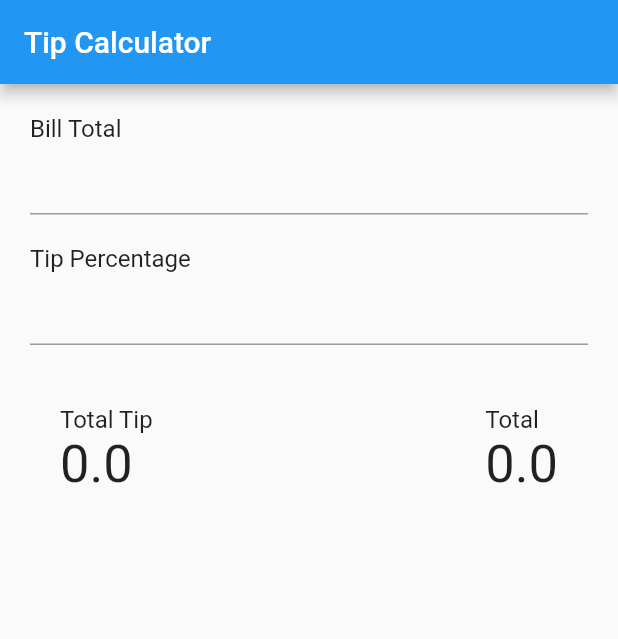
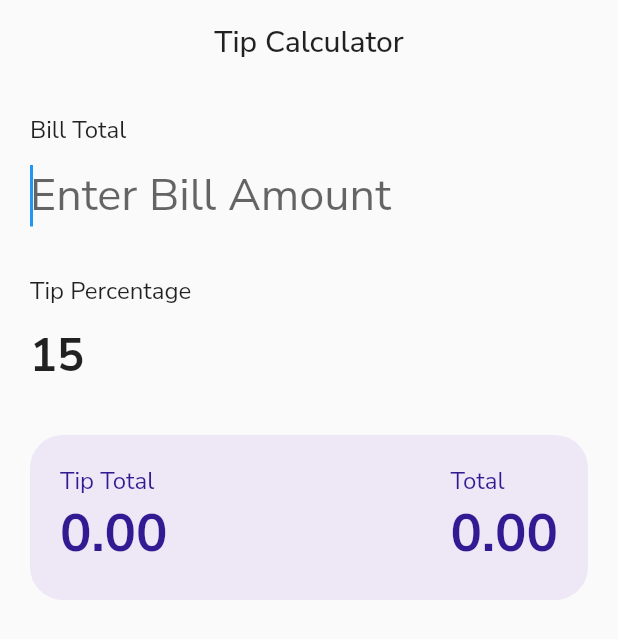
Before and after one commit to himanshusharma89/tip-calculator, a Flutter app: the screen it shows after launch, on a phone screen of 412 x 824 dp. Shown: the top 639 px of the screen. Run offline on Flutter 3.47's test engine with Material 2 defaults, Android fonts, the phone set to English and light mode, and no system bars; our stand-ins replace google_fonts.

```diff
--- /dev/null
+++ b/lib/amount.dart
@@ -0,0 +1,54 @@
+import 'package:flutter/material.dart';
+
+class Amount extends StatelessWidget {
+  // Constructor here receive the total bill and tip
+  const Amount({Key? key, required this.totalBill, required this.totalTip})
+      : super(key: key);
+
+  final String totalBill, totalTip;
+
+  @override
+  Widget build(BuildContext context) {
+    return Container(
+      decoration: BoxDecoration(
+          borderRadius: BorderRadius.circular(22),
+          color: Colors.deepPurple.shade50),
+      padding: const EdgeInsets.all(20),
+      child: Row(
+        mainAxisAlignment: MainAxisAlignment.spaceBetween,
+        children: [
+          amountText(text: 'Tip Total', amount: totalTip),
+          const SizedBox(
+            width: 20,
+          ),
+          amountText(text: 'Total', amount: totalBill),
+        ],
+      ),
+    );
+  }
+
+  Widget amountText({required String text, required String amount}) {
+    return Flexible(
+      flex: 1,
+      child: Column(
+        crossAxisAlignment: CrossAxisAlignment.start,
+        mainAxisAlignment: MainAxisAlignment.center,
+        children: [
+          Text(
+            text,
+            style: TextStyle(fontSize: 16, color: Colors.deepPurple.shade900),
+          ),
+          FittedBox(
+            child: Text(
+              amount,
+              style: TextStyle(
+                  fontSize: 35,
+                  color: Colors.deepPurple.shade900,
+                  fontWeight: FontWeight.bold),
+            ),
+          ),
+        ],
+      ),
+    );
+  }
+}
--- a/lib/main.dart
+++ b/lib/main.dart
@@ -1,4 +1,6 @@
 import 'package:flutter/material.dart';
+import 'package:google_fonts/google_fonts.dart';
+import 'amount.dart';
 
 void main() {
   runApp(const MyApp());
@@ -11,7 +13,18 @@ class MyApp extends StatelessWidget {
   Widget build(BuildContext context) {
     return MaterialApp(
       title: 'Tip Calculator',
-      theme: ThemeData(),
+      // Use Theming here.
+      theme: ThemeData(
+          // Define AppBar theme for the whole app
+          appBarTheme: AppBarTheme(
+            elevation: 0,
+            centerTitle: true,
+            backgroundColor: Colors.transparent,
+            textTheme:
+                GoogleFonts.nunitoSansTextTheme(Theme.of(context).textTheme),
+          ),
+          textTheme:
+              GoogleFonts.nunitoSansTextTheme(Theme.of(context).textTheme)),
       home: const MyHomePage(),
     );
   }
@@ -25,21 +38,17 @@ class MyHomePage extends StatefulWidget {
 }
 
 class _MyHomePageState extends State<MyHomePage> {
-  @override
-  void dispose() {
-    if (_billController != null && _tipPercentageController != null) {
-      _billController.dispose();
-      _tipPercentageController.dispose();
-    }
-    super.dispose();
-  }
+  // Variable to access the calculated bill and total
+  double _totalBill = 0.0, _totalTip = 0.0;
+  // Make sure to restart after adding controllers.
+  final TextEditingController _billController = TextEditingController();
+  final TextEditingController _tipPercentageController =
+      TextEditingController(text: '15'); // Define initial text here
 
   @override
   void dispose() {
-    if (_billController != null && _tipPercentageController != null) {
-      _billController.dispose();
-      _tipPercentageController.dispose();
-    }
+    _billController.dispose();
+    _tipPercentageController.dispose();
     super.dispose();
   }
 
@@ -63,7 +72,12 @@ class _MyHomePageState extends State<MyHomePage> {
               const SizedBox(
                 height: 20,
               ),
-              totalAmount()
+              // Pass the total bill and tip to stateless widget Amount
+              Amount(
+                totalBill: _totalBill
+                    .toStringAsFixed(2), // Fix the total to decimal points
+                totalTip: _totalTip.toStringAsFixed(2),
+              ),
             ],
           ),
         ),
@@ -75,12 +89,27 @@ class _MyHomePageState extends State<MyHomePage> {
   Widget billTotal() {
     return Column(
       crossAxisAlignment: CrossAxisAlignment.start,
-      children: const [
-        Text(
+      children: [
+        const Text(
           'Bill Total',
           style: TextStyle(fontSize: 16),
         ),
-        TextField()
+        TextField(
+          controller: _billController,
+          // Define the type of keyboard to use for input
+          keyboardType: const TextInputType.numberWithOptions(decimal: true),
+          showCursor: true,
+          autofocus: true,
+          onChanged: (val) {
+            _calculateTotal();
+          },
+          // Text style of the input
+          style: const TextStyle(fontSize: 30, fontWeight: FontWeight.bold),
+          decoration: const InputDecoration(
+              border: InputBorder.none, // Removes border
+              hintText: 'Enter Bill Amount', // Add hint text
+              hintStyle: TextStyle(fontWeight: FontWeight.normal)),
+        )
       ],
     );
   }
@@ -88,59 +117,41 @@ class _MyHomePageState extends State<MyHomePage> {
   Widget tip() {
     return Column(
       crossAxisAlignment: CrossAxisAlignment.start,
-      children: const [
-        Text(
+      children: [
+        const Text(
           'Tip Percentage',
           style: TextStyle(fontSize: 16),
         ),
-        TextField()
+        TextField(
+          controller: _tipPercentageController,
+          keyboardType: const TextInputType.numberWithOptions(decimal: true),
+          showCursor: true,
+          autofocus: true,
+          onChanged: (val) {
+            _calculateTotal();
+          },
+          style: const TextStyle(fontSize: 30, fontWeight: FontWeight.bold),
+          decoration: const InputDecoration(
+              border: InputBorder.none,
+              hintText: 'Enter Tip Percentage',
+              hintStyle: TextStyle(fontWeight: FontWeight.normal)),
+        )
       ],
     );
   }
 
-  Widget totalAmount() {
-    return Padding(
-      padding: const EdgeInsets.all(20),
-      child: Row(
-        mainAxisAlignment: MainAxisAlignment.spaceBetween,
-        children: [
-          Column(
-            crossAxisAlignment: CrossAxisAlignment.start,
-            mainAxisAlignment: MainAxisAlignment.center,
-            children: const [
-              Text(
-                'Total Tip',
-                style: TextStyle(fontSize: 16),
-              ),
-              Text(
-                '0.0',
-                style: TextStyle(
-                  fontSize: 35,
-                ),
-              ),
-            ],
-          ),
-          const SizedBox(
-            width: 20,
-          ),
-          Column(
-            crossAxisAlignment: CrossAxisAlignment.start,
-            mainAxisAlignment: MainAxisAlignment.center,
-            children: const [
-              Text(
-                'Total',
-                style: TextStyle(fontSize: 16),
-              ),
-              Text(
-                '0.0',
-                style: TextStyle(
-                  fontSize: 35,
-                ),
-              ),
-            ],
-          )
-        ],
-      ),
-    );
+  // Function to calculate the total tip and bill
+  void _calculateTotal() {
+    // Check whether the TextField is empty
+    // if not parse the input field text using TextEditingController
+    final _bill =
+        _billController.text.isEmpty ? 0.0 : double.parse(_billController.text);
+    final _tipPercentage = _tipPercentageController.text.isEmpty
+        ? 0.0
+        : double.parse(_tipPercentageController.text);
+    _totalTip = (_bill * _tipPercentage) / 100;
+    _totalBill = _bill + _totalTip;
+    // Update the state with new value and re-run the build method
+    setState(() {});
   }
 }
--- a/pubspec.yaml
+++ b/pubspec.yaml
@@ -1,5 +1,6 @@
 name: tip_calculator
-description: A simple single screen app, where you learn the basics of Flutter and create a Tip Calculator.
+description: A simple single screen app, where you learn the basics of Flutter
+  and create a Tip Calculator.
 publish_to: "none"
 
 version: 1.0.0+1
@@ -10,6 +11,7 @@ environment:
 dependencies:
   flutter:
     sdk: flutter
+  google_fonts: ^2.1.0
 
 dev_dependencies:
   flutter_test:
```
Also changed, not shown: 1 other file.
